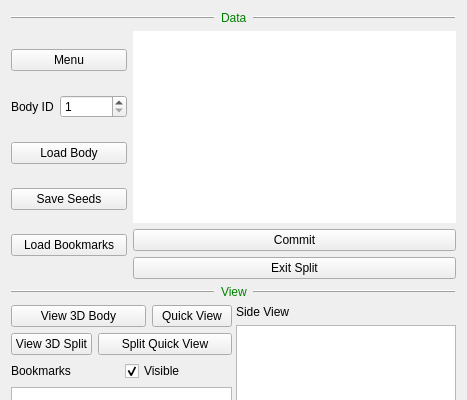
This is neurolabi/gui/flyem/flyemsplitcontrolform.ui in janelia-flyem/NeuTu as Qt 5 draws it before an edit; both pictures show x 0 to 467 and y 0 to 400 of the 467 by 600 pixel window. The edited form follows.
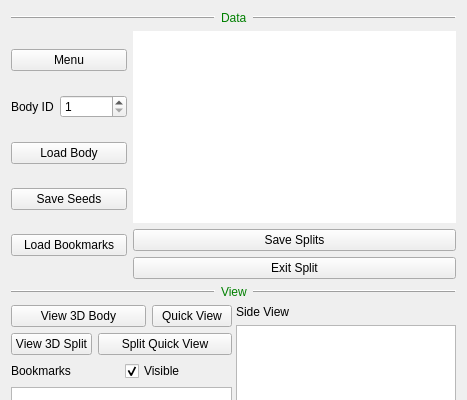
This is the edited form. Custom widgets are drawn as their Qt base class.

```diff
--- a/neurolabi/gui/flyem/flyemsplitcontrolform.ui
+++ b/neurolabi/gui/flyem/flyemsplitcontrolform.ui
@@ -148,7 +148,7 @@
        <item>
         <widget class="QPushButton" name="commitPushButton">
          <property name="text">
-          <string>Commit</string>
+          <string>Save Splits</string>
          </property>
         </widget>
        </item>
```
Left out of the diff: 3 changed lines with no effect on the pictures.
